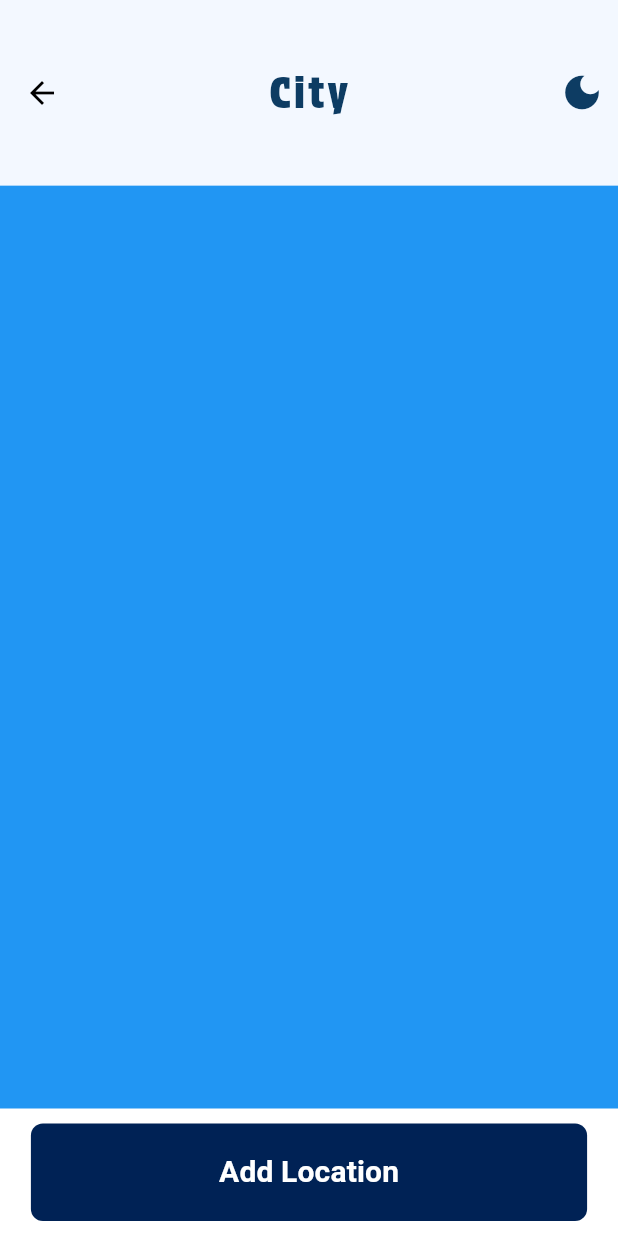
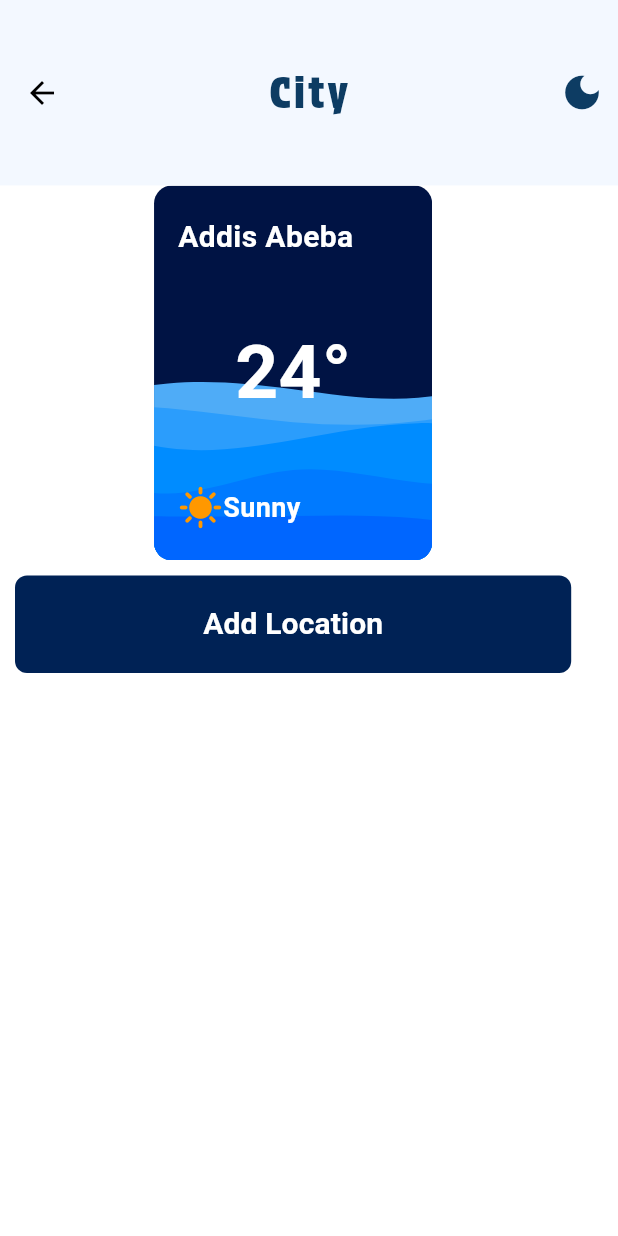
Before and after one commit to kaleabSolomon/WeatherIO, a Flutter app: the AddLocationsPage screen opened directly, on a phone screen of 412 x 824 dp. Run offline on Flutter 3.47's test engine with Material 3 defaults, Android fonts, the phone set to English and light mode, and no system bars; our stand-ins replace flutter_svg, smooth_page_indicator.

Commit message:
refactor city data preview

```diff
--- a/lib/pages/add_locations_page.dart
+++ b/lib/pages/add_locations_page.dart
@@ -1,6 +1,7 @@
 import 'package:flutter/material.dart';
 import 'package:provider/provider.dart';
 import 'package:weather_io/theme/theme_provider.dart';
+import 'package:weather_io/widgets/city_data_preview.dart';
 import 'package:weather_io/widgets/my_appbar.dart';
 
 class AddLocationsPage extends StatefulWidget {
@@ -25,10 +26,7 @@ class _AddLocationsPageState extends State<AddLocationsPage> {
         appBarActions: [],
       ),
       body: Column(children: [
-        Expanded(
-            child: Container(
-          color: Colors.blue,
-        )),
+        const CityDataPreview(),
         Container(
           margin: const EdgeInsets.all(10),
           width: MediaQuery.of(context).size.width * 0.9,
--- /dev/null
+++ b/lib/widgets/city_data_preview.dart
@@ -0,0 +1,72 @@
+import 'package:flutter/material.dart';
+import 'package:flutter_svg/svg.dart';
+import 'package:provider/provider.dart';
+import 'package:weather_io/theme/theme.dart';
+import 'package:weather_io/theme/theme_provider.dart';
+
+class CityDataPreview extends StatelessWidget {
+  const CityDataPreview({super.key});
+
+  @override
+  Widget build(BuildContext context) {
+    return Container(
+        height: 250,
+        margin: const EdgeInsets.symmetric(horizontal: 12),
+        width: MediaQuery.of(context).size.width * 0.45,
+        child: Stack(children: <Widget>[
+          ClipRRect(
+            borderRadius: BorderRadius.circular(12),
+            child: SvgPicture.asset(
+              Provider.of<ThemeProvider>(context).themeData == lightMode
+                  ? "assets/svg/pattern-lightmode.svg"
+                  : "assets/svg/pattern-darkmode.svg",
+              alignment: Alignment.center,
+              fit: BoxFit.cover,
+            ),
+          ),
+          Padding(
+            padding: EdgeInsets.symmetric(horizontal: 16, vertical: 20),
+            child: Column(
+              mainAxisAlignment: MainAxisAlignment.spaceBetween,
+              crossAxisAlignment: CrossAxisAlignment.start,
+              children: [
+                Text(
+                  "Addis Abeba",
+                  style: TextStyle(
+                    fontSize: 20,
+                    fontWeight: FontWeight.bold,
+                    color: Theme.of(context).colorScheme.secondary,
+                  ),
+                ),
+                Center(
+                  child: Text(
+                    "24°",
+                    style: TextStyle(
+                      fontSize: 50,
+                      fontWeight: FontWeight.bold,
+                      color: Theme.of(context).colorScheme.secondary,
+                    ),
+                  ),
+                ),
+                Row(
+                  children: [
+                    const Icon(
+                      Icons.sunny,
+                      size: 30,
+                      color: Colors.orange,
+                    ),
+                    Text(
+                      "Sunny",
+                      style: TextStyle(
+                          fontSize: 18,
+                          color: Theme.of(context).colorScheme.secondary,
+                          fontWeight: FontWeight.bold),
+                    )
+                  ],
+                )
+              ],
+            ),
+          )
+        ]));
+  }
+}
```
